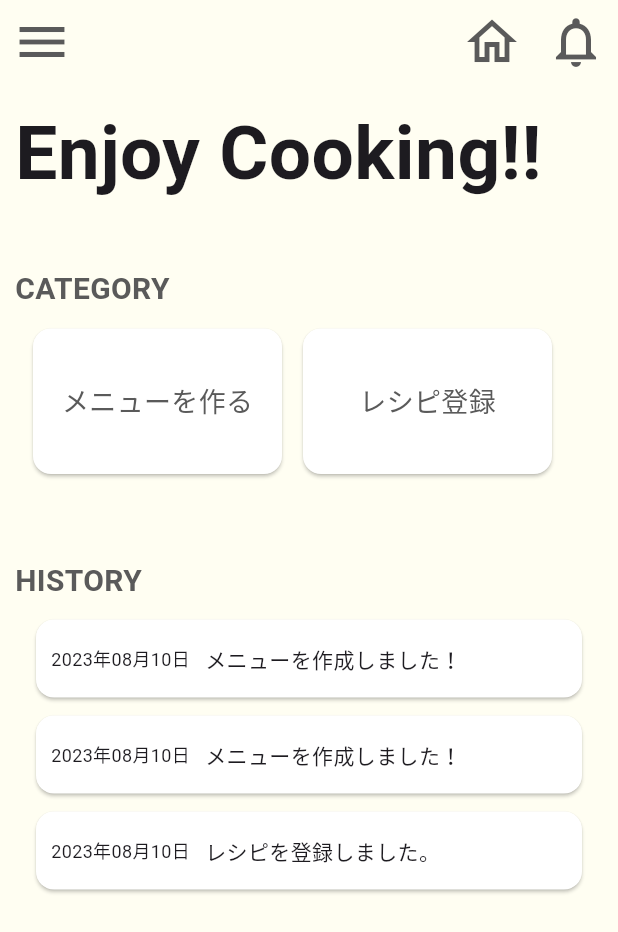
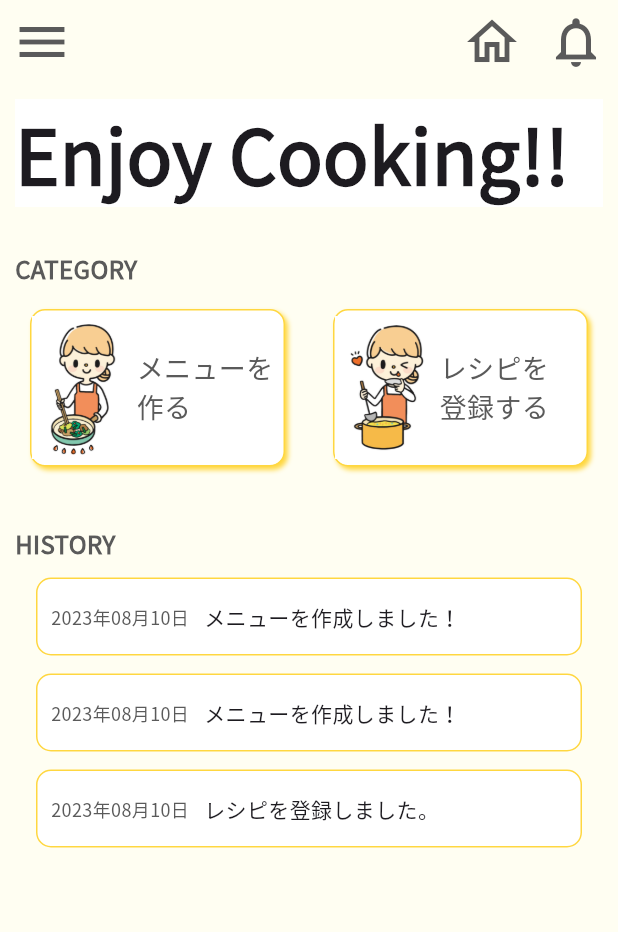
Before and after one commit to takumi3110/cook, a Flutter app: the screen it shows after launch, on a phone screen of 412 x 824 dp. Shown: the top 932 px of the screen. Run offline on Flutter 3.47's test engine with Material 2 defaults, Android fonts, the phone set to English and light mode, and no system bars.

Commit message:
update: image挿入&フォント導入

```diff
--- a/lib/main.dart
+++ b/lib/main.dart
@@ -12,10 +12,11 @@ class MyApp extends StatelessWidget {
   @override
   Widget build(BuildContext context) {
     return MaterialApp(
-      title: 'Flutter Demo',
+      title: 'Enjoy Cooking',
       theme: ThemeData(
         colorScheme: ColorScheme.fromSeed(seedColor: Colors.deepPurple),
         useMaterial3: true,
+        fontFamily: 'NotoSansJP'
       ),
       home: TopPage()
     );
--- a/lib/view/top_page.dart
+++ b/lib/view/top_page.dart
@@ -10,18 +10,14 @@ class TopPage extends StatefulWidget {
 }
 
 class _TopPageState extends State<TopPage> {
-  List<History> historyList = [
-    History(content: 'this text is test text.', createdTime: DateTime.now()),
-    History(content: 'this text is test text 2.', createdTime: DateTime.now()),
-    History(content: 'this text is test text 3.', createdTime: DateTime.now())
-  ];
 
   @override
   Widget build(BuildContext context) {
     return Scaffold(
-      backgroundColor: Color(0xfffffef2),
+      backgroundColor: const Color(0xfffffef2),
+      // backgroundColor: Colors.white,
       appBar: AppBar(
-        backgroundColor: Color(0xfffffef2),
+        backgroundColor: const Color(0xfffffef2),
         leading: IconButton(
             onPressed: () {},
             icon: const Icon(
@@ -49,73 +45,135 @@ class _TopPageState extends State<TopPage> {
       body: Container(
         height: MediaQuery.of(context).size.height,
         padding: const EdgeInsets.all(10),
-        child: const Column(
+        child: Column(
           crossAxisAlignment: CrossAxisAlignment.start,
           children: [
-            Text(
-              'Enjoy Cooking!!',
-              style: TextStyle(fontSize: 50, fontWeight: FontWeight.bold),
+            Container(
+              width: double.infinity,
+              decoration: const BoxDecoration(
+                color: Colors.white,
+              ),
+              child: const Text(
+                'Enjoy Cooking!!',
+                style: TextStyle(fontSize: 50, fontWeight: FontWeight.bold),
+              ),
             ),
-            SizedBox(
-              height: 40,
+            const SizedBox(
+              height: 30,
             ),
-            Text(
+            const Text(
               'CATEGORY',
               style: TextStyle(
-                  fontSize: 20,
+                  fontSize: 16,
                   fontWeight: FontWeight.bold,
                   color: Color(0xff5a5a5a)),
             ),
-            SizedBox(height: 5,),
+           const SizedBox(
+              height: 5,
+            ),
             Padding(
-              padding: EdgeInsets.symmetric(horizontal: 5),
+              padding: const EdgeInsets.all(10.0),
               child: Row(
+                mainAxisAlignment: MainAxisAlignment.spaceBetween,
                 children: [
-                  SizedBox(
-                    height: 111,
-                    width: 180,
-                    child: Card(
+                  Container(
+                    height: 105,
+                    width: 170,
+                    decoration: BoxDecoration(
                       color: Colors.white,
-                      margin: EdgeInsets.all(7),
-                      child: Center(
-                          child: Text(
-                        'メニューを作る',
-                        style: TextStyle(
-                            fontSize: 18, color: Color(0xff5a5a5a)),
-                      )),
+                      border: Border.all(
+                          color: Colors.amberAccent
+                      ),
+                      borderRadius: BorderRadius.circular(10),
+                      boxShadow: const [BoxShadow(
+                          color: Colors.amberAccent,
+                          blurRadius: 2,
+                          offset: Offset(2, 2)
+                      )],
+                      // image: DecorationImage(image: AssetImage('assets/images/22119435.png'))
+                    ),
+                    child: Row(
+                      children: [
+                        Container(
+                          alignment: Alignment.centerLeft,
+                          height: 105,
+                          width: 70,
+                          decoration: const BoxDecoration(
+                              image: DecorationImage(image: AssetImage('assets/images/22123444.png'))
+                          ),
+
+                        ),
+                        const Text(
+                          'メニューを\n作る',
+                          style: TextStyle(
+                              fontSize: 18,
+                              color: Color(0xff5a5a5a),
+                              fontWeight: FontWeight.w500
+                          ),
+                        ),
+                      ],
                     ),
                   ),
-                  SizedBox(
-                    height: 111,
-                    width: 180,
-                    child: Card(
-                      color: Colors.white,
-                      margin: EdgeInsets.all(7),
-                      child: Center(
-                          child: Text('レシピ登録',
-                              style: TextStyle(
-                                  fontSize: 18, color: Color(0xff5a5a5a)))),
+                  Container(
+                    height: 105,
+                    width: 170,
+                    decoration: BoxDecoration(
+                        color: Colors.white,
+                        border: Border.all(
+                            color: Colors.amberAccent
+                        ),
+                        borderRadius: BorderRadius.circular(10),
+                        boxShadow: const [BoxShadow(
+                            color: Colors.amberAccent,
+                            blurRadius: 2,
+                            offset: Offset(2, 2)
+                        )],
+                        // image: DecorationImage(image: AssetImage('assets/images/22119435.png'))
                     ),
-                  )
+                    child: Row(
+                      children: [
+                        Container(
+                          alignment: Alignment.centerLeft,
+                          height: 105,
+                          width: 70,
+                          decoration: const BoxDecoration(
+                            image: DecorationImage(image: AssetImage('assets/images/22119435.png'))
+                          ),
+
+                        ),
+                        const Text(
+                          'レシピを\n登録する',
+                          style: TextStyle(
+                              fontSize: 18,
+                              color: Color(0xff5a5a5a),
+                              fontWeight: FontWeight.w500
+                          ),
+                        ),
+                      ],
+                    ),
+                  ),
                 ],
               ),
             ),
-            SizedBox(
-              height: 50,
+
+            const SizedBox(
+              height: 30,
             ),
-            Column(
+            const Column(
               crossAxisAlignment: CrossAxisAlignment.start,
               children: [
                 Text(
                   'HISTORY',
                   style: TextStyle(
-                      fontSize: 20,
+                      fontSize: 16,
                       fontWeight: FontWeight.bold,
                       color: Color(0xff5a5a5a)),
                 ),
               ],
             ),
-            SizedBox(height: 5,),
+            const SizedBox(
+              height: 5,
+            ),
             HistoryTimeLine()
           ],
         ),
@@ -146,19 +204,31 @@ class _HistoryTimeLineState extends State<HistoryTimeLine> {
           itemCount: historyList.length,
           itemBuilder: (context, index) {
             return Padding(
-              padding: const EdgeInsets.symmetric(horizontal: 10.0, vertical: 2),
+              padding:
+                  const EdgeInsets.symmetric(horizontal: 10.0, vertical: 2),
               child: SizedBox(
                 height: 60,
                 width: 330,
                 child: Card(
+                  elevation: 0,
                   color: Colors.white,
+                  shape: const RoundedRectangleBorder(
+                    side: BorderSide(
+                      color: Colors.amberAccent,
+                    ),
+                    borderRadius: BorderRadius.all(Radius.circular(10))
+                  ),
                   child: Center(
                     child: Row(
                       mainAxisAlignment: MainAxisAlignment.start,
                       children: [
                         Padding(
                           padding: const EdgeInsets.symmetric(horizontal: 10.0),
-                          child: Text(DateFormat('yyyy年MM月dd日').format(historyList[index].createdTime!), style: TextStyle(fontSize: 12),),
+                          child: Text(
+                            DateFormat('yyyy年MM月dd日')
+                                .format(historyList[index].createdTime!),
+                            style: const TextStyle(fontSize: 12, color: Color(0xff5a5a5a)),
+                          ),
                         ),
                         Text(historyList[index].content)
                       ],
```
Also changed, not shown: pubspec.yaml (+24 -0 lines), assets/images/22119435.png (added), assets/images/22123444.png (added), 9 other files.
